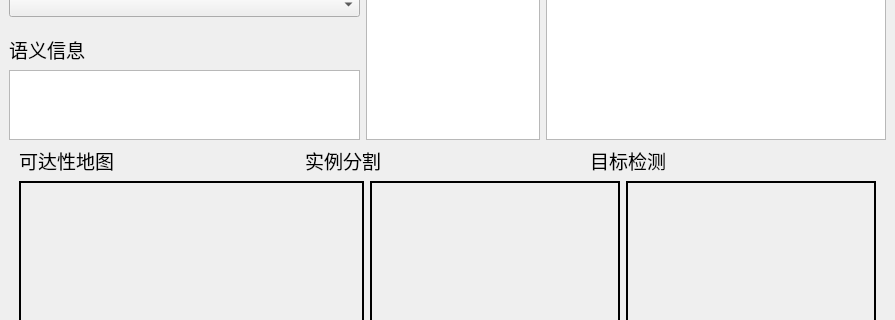
Before: the Qt Designer form robowaiter/scene/ui/window.ui in HPCL-EI/RoboWaiter, drawn with Qt 5; both pictures show x 0 to 895 and y 361 to 681 of the 895 by 1054 pixel window.
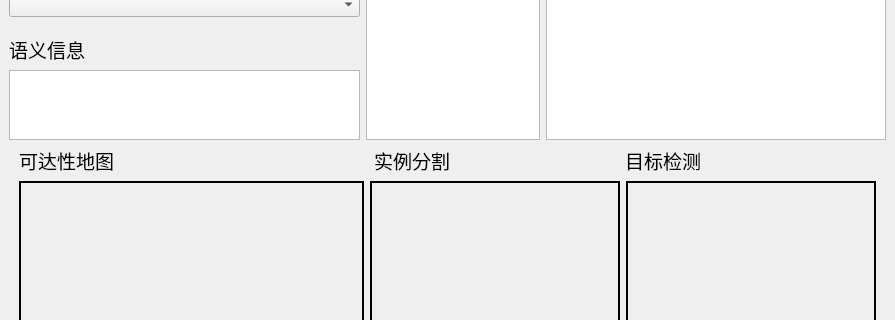
After: the same form once the commit is applied.

Patch:
```diff
--- a/robowaiter/scene/ui/window.ui
+++ b/robowaiter/scene/ui/window.ui
@@ -177,14 +177,14 @@
           <item>
            <widget class="QLabel" name="label_6">
             <property name="sizePolicy">
-             <sizepolicy hsizetype="Preferred" vsizetype="Preferred">
+             <sizepolicy hsizetype="Fixed" vsizetype="Preferred">
               <horstretch>0</horstretch>
               <verstretch>0</verstretch>
              </sizepolicy>
             </property>
             <property name="minimumSize">
              <size>
-              <width>0</width>
+              <width>355</width>
               <height>0</height>
              </size>
             </property>
```
